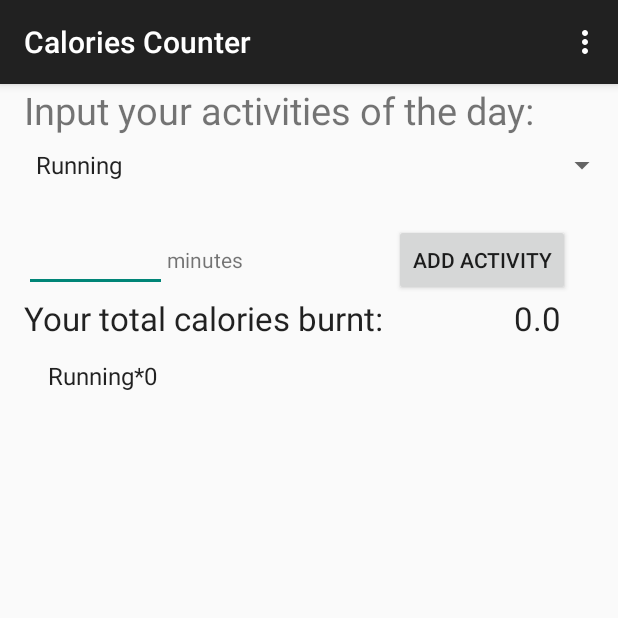
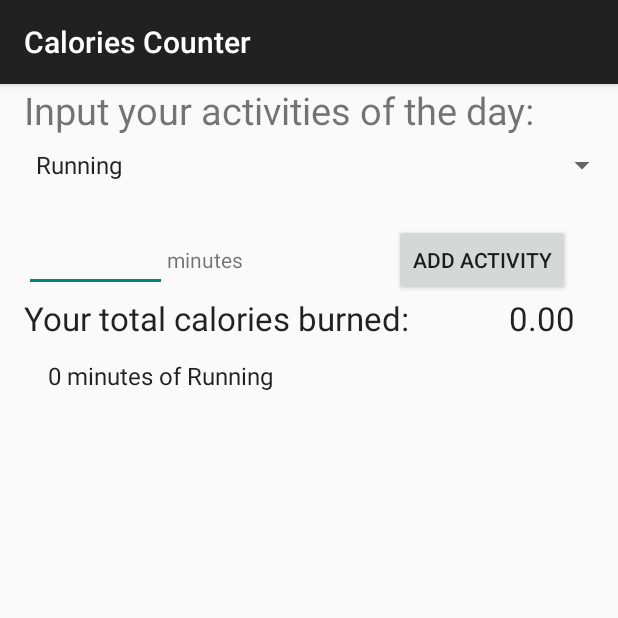
Before and after one commit to MadReza/ETSChallenge, an Android app: the CalorieCounterActivity screen opened directly, with no data from a screen before it, after a tap on "ADD ACTIVITY", on a phone screen of 412 x 824 dp, the top half of it. Run offline under Robolectric (Android 15) with nearby library versions, the light colour scheme and no system bars; 1 statement that could not run was skipped.

Commit message:
Fixed up the calorie counter

```diff
--- a/APP/app/src/main/java/scs/resistors/firstresponder/CalorieCounterActivity.java
+++ b/APP/app/src/main/java/scs/resistors/firstresponder/CalorieCounterActivity.java
@@ -2,8 +2,6 @@ package scs.resistors.firstresponder;
 
 import android.os.Bundle;
 import android.support.v7.app.ActionBarActivity;
-import android.view.Menu;
-import android.view.MenuItem;
 import android.view.View;
 import android.widget.ArrayAdapter;
 import android.widget.Button;
@@ -23,6 +21,9 @@ public class CalorieCounterActivity extends ActionBarActivity {
     private static double[] ACTIVITIES_CALS_PER_MIN= {9.38, 7.03, 2.86, 8.22, 4.7, 14.06};
 
     private ArrayList<String> listViewContents = new ArrayList<String>();
+    private ArrayList<String> listViewContentsNames = new ArrayList<String>();
+    private ArrayList<Integer> listViewContentsMinutes = new ArrayList<Integer>();
+
     @Override
     protected void onCreate(Bundle savedInstanceState) {
         super.onCreate(savedInstanceState);
@@ -44,9 +45,13 @@ public class CalorieCounterActivity extends ActionBarActivity {
             @Override
             public void onClick(View v) {
                 EditText numOfMin = (EditText) findViewById(R.id.editTextCalorieTime);
+                String name = spinnerActivities.getSelectedItem().toString();
                 int minutes = Integer.parseInt(numOfMin.getText().toString());
-                String value = spinnerActivities.getSelectedItem().toString() + "*" + minutes;
-                listViewContents.add(value);
+                listViewContentsNames.add(name);
+                listViewContentsMinutes.add(minutes);
+
+                listViewContents.add(minutes+ " minutes of " + name);
+
                 recalculateTotalCaloriesBurnt();
                 ListView listView = (ListView) findViewById(R.id.listViewCalorieActivities);
                 listView.invalidateViews();
@@ -58,41 +63,10 @@ public class CalorieCounterActivity extends ActionBarActivity {
     private void recalculateTotalCaloriesBurnt(){
         double totalCalories = 0;
         ListView listView = (ListView) findViewById(R.id.listViewCalorieActivities);
-        int count = listView.getAdapter().getCount();
-        for(int i = 0; i < count; i++){
-            Object o = listView.getAdapter().getItem(i);
-            if(o instanceof String){
-                String temp = (String)o;
-                String key = temp.substring(0, temp.indexOf("*"));
-                int minutes = Integer.parseInt(temp.substring(temp.indexOf("*") + 1));
-                double value = activitiesMap.get(key);
-                totalCalories += (value * minutes);
-            }
-        }
+        for(int i = 0; i < listViewContentsMinutes.size(); i++)
+                totalCalories += (activitiesMap.get(listViewContentsNames.get(i)) * listViewContentsMinutes.get(i));
         // put new value in text view
         TextView calorieTextView = (TextView) findViewById(R.id.textViewCalorieTotal);
-        calorieTextView.setText(""+totalCalories);
-    }
-
-    @Override
-    public boolean onCreateOptionsMenu(Menu menu) {
-        // Inflate the menu; this adds items to the action bar if it is present.
-        getMenuInflater().inflate(R.menu.menu_calorie_counter, menu);
-        return true;
-    }
-
-    @Override
-    public boolean onOptionsItemSelected(MenuItem item) {
-        // Handle action bar item clicks here. The action bar will
-        // automatically handle clicks on the Home/Up button, so long
-        // as you specify a parent activity in AndroidManifest.xml.
-        int id = item.getItemId();
-
-        //noinspection SimplifiableIfStatement
-        if (id == R.id.action_settings) {
-            return true;
-        }
-
-        return super.onOptionsItemSelected(item);
+        calorieTextView.setText(String.format("%.2f",totalCalories));
     }
 }
--- a/APP/app/src/main/res/values/strings.xml
+++ b/APP/app/src/main/res/values/strings.xml
@@ -25,7 +25,7 @@
     <string name="title_activity_first_responder">FirstResponder</string>
     <string name="title_activity_calorie_counter">Calories Counter</string>
     <string name="calorie_title">Input your activities of the day:</string>
-    <string name="calorie_total">Your total calories burnt:</string>
+    <string name="calorie_total">Your total calories burned:</string>
     <string name="calorie_add">Add Activity</string>
     <string name="title_activity_faq">FAQ Activity</string>
     <string name="title_activity_personalize_me">Personalize Me</string>
```
